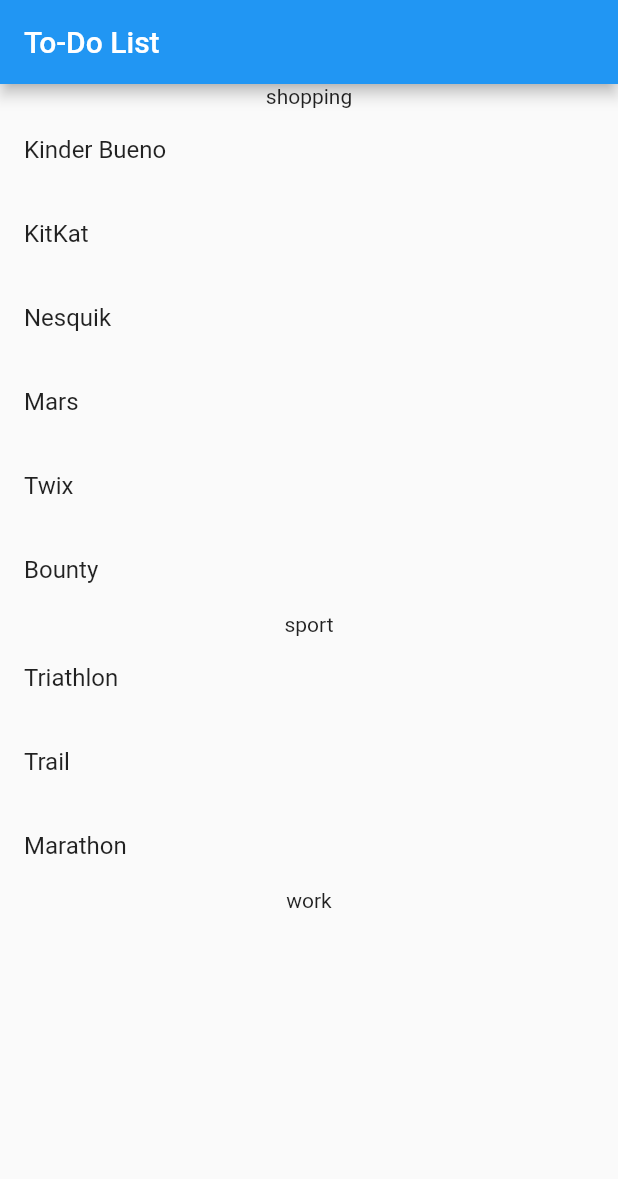
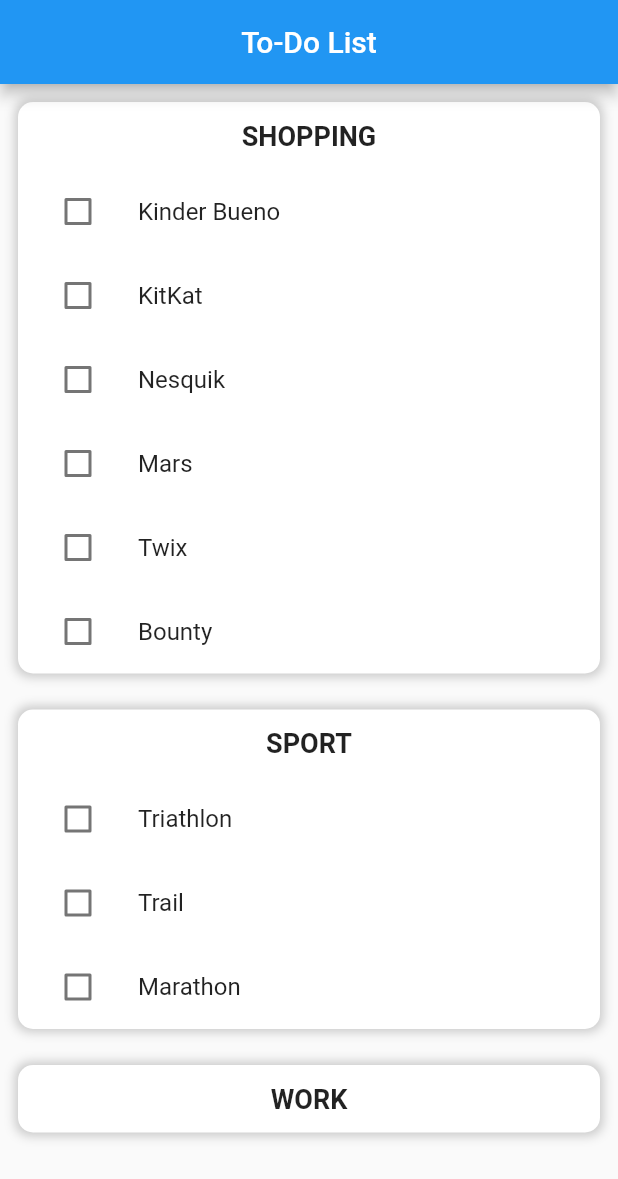
Before and after one commit to Daymortel/flutter-todo-list, a Flutter app: the screen it shows after launch, on a phone screen of 412 x 824 dp. Shown: the top 1179 px of the screen. Run offline on Flutter 3.47's test engine with Material 2 defaults, Android fonts, the phone set to English and light mode, and no system bars.

Commit message:
update 11h30

```diff
--- a/lib/classes/todo_list.dart
+++ b/lib/classes/todo_list.dart
@@ -4,6 +4,7 @@
 /// Classe abstraite servant à concevoir les Tâches de la TODO List
 abstract class Task {
   String name = "";
+  bool done = false;
   CategoryEnum category;
 
   Task(this.name, this.category);
--- a/lib/main.dart
+++ b/lib/main.dart
@@ -10,7 +10,7 @@
 
   @override
   Widget build(BuildContext context) {
-    String title = 'To-Do List';
+    const String title = 'To-Do List';
     return MaterialApp(
       title: title,
       theme: ThemeData(
--- a/lib/widgets/my_home_page.dart
+++ b/lib/widgets/my_home_page.dart
@@ -2,8 +2,8 @@
 import 'package:flutter/material.dart';
 
 class MyHomePage extends StatefulWidget {
-  String title;
-  MyHomePage({super.key, required this.title});
+  final String title;
+  const MyHomePage({super.key, required this.title});
 
   @override
   State<StatefulWidget> createState() => _MyHomePageState();
@@ -27,23 +27,53 @@
   }
 
   List<Widget> _drawTasks(CategoryEnum category) {
-    List<Widget> result = [];
-    for (Task task in taskList.where((el) => el.category == category).toList()) {
-      result.add(ListTile(title: Text(task.name)));
-    }
-    return result;
+    // List<Widget> result = [];
+    // for (Task task in taskList.where((el) => el.category == category).toList()) {
+    //   result.add(ListTile(title: Text(task.name)));
+    // }
+    // return result;
+
+    return taskList
+        .where((el) => el.category == category)
+        .map((task) => ListTile(
+              leading: Checkbox(
+                value: task.done,
+                onChanged: (bool? value) {
+                  setState(() {
+                    task.done = value!;
+                  });
+                },
+              ),
+              title: Text(task.name),
+            ))
+        .toList();
   }
 
   List<Widget> _drawTodoList() {
     List<Widget> result = [];
     for (CategoryEnum category in CategoryEnum.values) {
       List<Widget> internalContainerListView = [];
-      internalContainerListView.add(Text(category.name));
+      internalContainerListView.add(Container(
+          margin: const EdgeInsets.all(12),
+          child: Text(
+            category.name.toUpperCase(),
+            style: TextStyle(fontSize: 18, fontWeight: FontWeight.bold),
+          )));
       internalContainerListView.addAll(_drawTasks(category));
       result.add(Container(
+          margin: const EdgeInsets.all(12),
+          decoration: BoxDecoration(
+              color: Colors.white,
+              borderRadius: const BorderRadius.all(Radius.circular(10)),
+              boxShadow: [
+                BoxShadow(
+                    color: Colors.black.withOpacity(0.2),
+                    spreadRadius: 2,
+                    blurRadius: 5),
+              ]),
           child: Column(
-        children: internalContainerListView,
-      )));
+            children: internalContainerListView,
+          )));
     }
     return result;
   }
@@ -52,6 +82,7 @@
   Widget build(BuildContext context) {
     return Scaffold(
         appBar: AppBar(
+          centerTitle: true,
           title: Text(widget.title),
         ),
         body: ListView(
```
